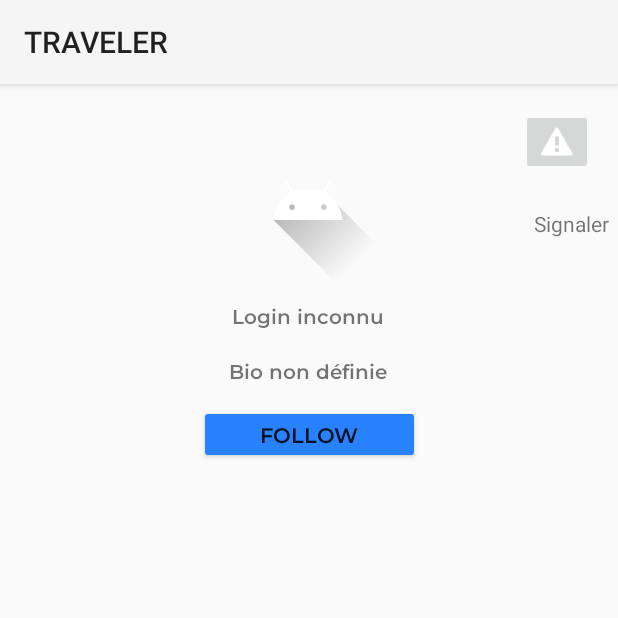
After one commit to TomMarsura/Traveler, an Android app: the ProfileOtherActivity screen opened directly, with no data from a screen before it, on a phone screen of 412 x 824 dp, the top half of it. The commit adds this screen. Run offline under Robolectric (Android 15) with nearby library versions, the phone set to English and light mode, and no system bars; pictures from the network do not load.

Commit message:
Affichage profil

```diff
--- a/app/build.gradle.kts
+++ b/app/build.gradle.kts
@@ -39,7 +39,7 @@ android {
 }
 
 dependencies {
-
+    implementation(libs.gson)
     implementation(libs.androidx.core.ktx)
     implementation(libs.androidx.appcompat)
     implementation(libs.material)
@@ -51,4 +51,6 @@ dependencies {
     testImplementation(libs.junit)
     androidTestImplementation(libs.androidx.junit)
     androidTestImplementation(libs.androidx.espresso.core)
+    implementation(libs.glide)
+    annotationProcessor(libs.compiler)
 }
--- a/app/src/main/AndroidManifest.xml
+++ b/app/src/main/AndroidManifest.xml
@@ -16,7 +16,7 @@
         android:theme="@style/Theme.Traveler"
         tools:targetApi="31">
         <activity
-            android:name=".HomeActivity"
+            android:name=".ProfileOtherActivity"
             android:exported="false" />
         <activity
             android:name=".LoginActivity"
--- /dev/null
+++ b/app/src/main/java/com/master/traveler/ProfileOtherActivity.kt
@@ -0,0 +1,48 @@
+package com.master.traveler
+
+import android.os.Bundle
+import android.widget.ImageView
+import android.widget.TextView
+import androidx.appcompat.app.AppCompatActivity
+import com.bumptech.glide.Glide
+
+class ProfileOtherActivity : AppCompatActivity() {
+
+    private lateinit var userManager: UserManager
+
+    override fun onCreate(savedInstanceState: Bundle?) {
+        super.onCreate(savedInstanceState)
+        setContentView(R.layout.activity_profile_other)
+
+        // Initialisation de UserManager
+        userManager = UserManager(this)
+
+        // Récupération de l'utilisateur sauvegardé
+        val user = userManager.getUser()
+
+        // Références aux Views
+        val userLogin: TextView = findViewById(R.id.userUsername)
+        val userBio: TextView = findViewById(R.id.userBio)
+        val userPicture: ImageView = findViewById(R.id.profilePicture) // ImageView ici
+
+        // Mise à jour des TextViews avec les informations de l'utilisateur
+        if (user != null) {
+            userLogin.text = "${user.login}"
+            userBio.text = "${user.bio}"
+
+            // Charger l'image avec Glide
+            Glide.with(this)
+                .load(user.profilePicture)
+                .placeholder(R.drawable.ic_launcher_foreground)
+                .error(R.drawable.ic_launcher_background)
+                .circleCrop()
+                .into(userPicture)
+        } else {
+            userLogin.text = "Login inconnu"
+            userBio.text = "Bio non définie"
+
+            // Image par défaut si pas d'utilisateur
+            userPicture.setImageResource(R.drawable.ic_launcher_foreground)
+        }
+    }
+}
--- /dev/null
+++ b/app/src/main/java/com/master/traveler/UserManager.kt
@@ -0,0 +1,26 @@
+package com.master.traveler
+
+import android.content.Context
+import android.content.SharedPreferences
+import com.google.gson.Gson
+
+class UserManager(context: Context) {
+    private val sharedPreferences: SharedPreferences =
+        context.getSharedPreferences("user_prefs", Context.MODE_PRIVATE)
+
+    fun saveUser(user: User) {
+        val editor = sharedPreferences.edit()
+        val userJson = Gson().toJson(user)
+        editor.putString("user_data", userJson)
+        editor.apply()
+    }
+
+    fun getUser(): User? {
+        val userJson = sharedPreferences.getString("user_data", null)
+        return if (userJson != null) Gson().fromJson(userJson, User::class.java) else null
+    }
+
+    fun clearUser() {
+        sharedPreferences.edit().remove("user_data").apply()
+    }
+}
--- /dev/null
+++ b/app/src/main/res/layout/activity_profile_other.xml
@@ -0,0 +1,86 @@
+<?xml version="1.0" encoding="utf-8"?>
+<androidx.constraintlayout.widget.ConstraintLayout
+    xmlns:android="http://schemas.android.com/apk/res/android"
+    xmlns:app="http://schemas.android.com/apk/res-auto"
+    xmlns:tools="http://schemas.android.com/tools"
+    android:layout_width="match_parent"
+    android:layout_height="match_parent"
+    tools:context=".ProfileOtherActivity">
+
+    <!-- Affichage de la bio de l'utilisateur -->
+
+    <ImageView
+        android:id="@+id/profilePicture"
+        android:layout_width="wrap_content"
+        android:layout_height="wrap_content"
+        app:layout_constraintBottom_toBottomOf="parent"
+        app:layout_constraintEnd_toEndOf="parent"
+        app:layout_constraintHorizontal_bias="0.498"
+        app:layout_constraintStart_toStartOf="parent"
+        app:layout_constraintTop_toTopOf="parent"
+        app:layout_constraintVertical_bias="0.04"
+        app:srcCompat="@drawable/ic_launcher_foreground" />
+
+    <TextView
+        android:id="@+id/userUsername"
+        android:layout_width="wrap_content"
+        android:layout_height="wrap_content"
+        android:fontFamily="@font/montserrat_semibold"
+        android:textSize="13dp"
+        app:layout_constraintBottom_toBottomOf="parent"
+        app:layout_constraintEnd_toEndOf="parent"
+        app:layout_constraintHorizontal_bias="0.498"
+        app:layout_constraintStart_toStartOf="parent"
+        app:layout_constraintTop_toBottomOf="@+id/profilePicture"
+        app:layout_constraintVertical_bias="0.017" />
+
+    <TextView
+        android:id="@+id/userBio"
+        android:layout_width="wrap_content"
+        android:layout_height="wrap_content"
+        android:fontFamily="@font/montserrat_semibold"
+        android:textSize="13dp"
+        app:layout_constraintBottom_toBottomOf="parent"
+        app:layout_constraintEnd_toEndOf="parent"
+        app:layout_constraintHorizontal_bias="0.498"
+        app:layout_constraintStart_toStartOf="parent"
+        app:layout_constraintTop_toBottomOf="@+id/userUsername"
+        app:layout_constraintVertical_bias="0.027" />
+
+    <Button
+        android:id="@+id/followButton"
+        android:layout_width="147dp"
+        android:layout_height="39dp"
+        android:backgroundTint="#2881FF"
+        android:fontFamily="@font/montserrat_semibold"
+        android:text="@string/follow_button"
+        app:layout_constraintBottom_toBottomOf="parent"
+        app:layout_constraintEnd_toEndOf="parent"
+        app:layout_constraintStart_toStartOf="parent"
+        app:layout_constraintTop_toBottomOf="@+id/userBio"
+        app:layout_constraintVertical_bias="0.02" />
+
+    <ImageButton
+        android:id="@+id/imageButton"
+        android:layout_width="wrap_content"
+        android:layout_height="wrap_content"
+        app:layout_constraintBottom_toBottomOf="parent"
+        app:layout_constraintEnd_toEndOf="parent"
+        app:layout_constraintHorizontal_bias="0.955"
+        app:layout_constraintStart_toStartOf="parent"
+        app:layout_constraintTop_toTopOf="parent"
+        app:layout_constraintVertical_bias="0.023"
+        app:srcCompat="@android:drawable/stat_sys_warning" />
+
+    <TextView
+        android:id="@+id/reportText"
+        android:layout_width="wrap_content"
+        android:layout_height="wrap_content"
+        android:text="Signaler"
+        app:layout_constraintBottom_toBottomOf="parent"
+        app:layout_constraintEnd_toEndOf="parent"
+        app:layout_constraintHorizontal_bias="0.983"
+        app:layout_constraintStart_toStartOf="parent"
+        app:layout_constraintTop_toBottomOf="@+id/imageButton"
+        app:layout_constraintVertical_bias="0.033" />
+</androidx.constraintlayout.widget.ConstraintLayout>
--- a/app/src/main/res/values/strings.xml
+++ b/app/src/main/res/values/strings.xml
@@ -5,5 +5,7 @@
     <string name="login_button">Login</string>
     <string name="register_button">Register</string>
     <string name="error_login">Incorrect login or password !</string>
+    <string name="follow_button">Follow</string>
+    <string name="report_text">Report</string>
     <!-- Strings used for fragments for navigation -->
 </resources>
--- a/gradle/libs.versions.toml
+++ b/gradle/libs.versions.toml
@@ -1,5 +1,7 @@
 [versions]
 agp = "8.7.3"
+glide = "4.16.0"
+gson = "2.10.1"
 kotlin = "1.9.24"
 coreKtx = "1.15.0"
 junit = "4.13.2"
@@ -15,6 +17,9 @@ activity = "1.10.0"
 
 [libraries]
 androidx-core-ktx = { group = "androidx.core", name = "core-ktx", version.ref = "coreKtx" }
+compiler = { module = "com.github.bumptech.glide:compiler", version.ref = "glide" }
+glide = { module = "com.github.bumptech.glide:glide", version.ref = "glide" }
+gson = { module = "com.google.code.gson:gson", version.ref = "gson" }
 junit = { group = "junit", name = "junit", version.ref = "junit" }
 androidx-junit = { group = "androidx.test.ext", name = "junit", version.ref = "junitVersion" }
 androidx-espresso-core = { group = "androidx.test.espresso", name = "espresso-core", version.ref = "espressoCore" }
```
Also changed, not shown: app/src/main/java/com/master/traveler/LoginActivity.kt (+20 -15 lines), app/src/main/java/com/master/traveler/User.kt (added, +10 -0 lines), app/src/main/res/layout/activity_home.xml (deleted, +0 -20 lines), app/src/main/res/font/montserrat_semibold.ttf (added), 1 other file.
